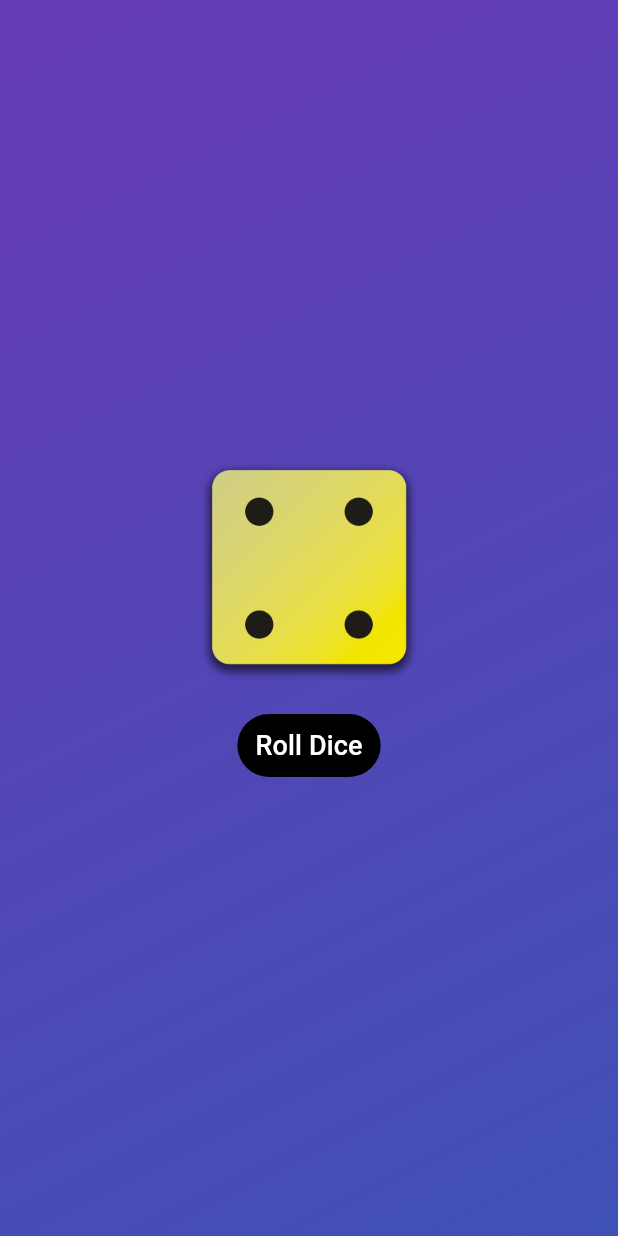
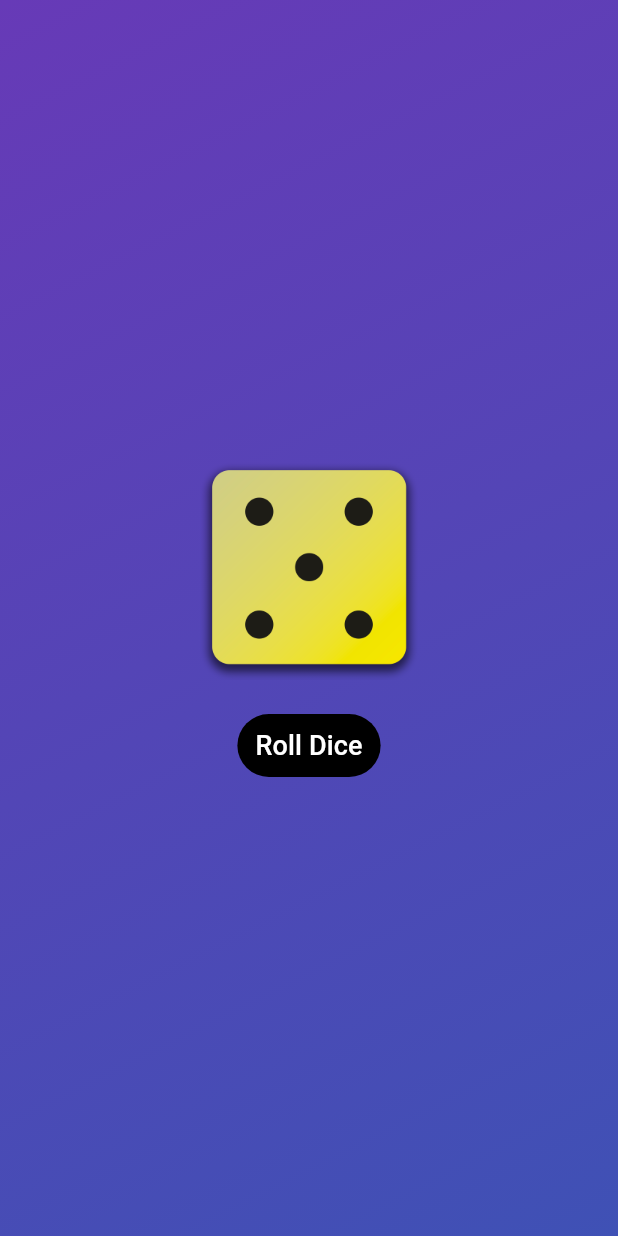
Before and after one commit to bagoesrex/RollDice-App, a Flutter app: the screen it shows after launch, after a tap on "Roll Dice", on a phone screen of 412 x 824 dp. Run offline on Flutter 3.47's test engine with Material 3 defaults, Android fonts, the phone set to English and light mode, and no system bars.

Commit message:
feat: add random Roll Dice

```diff
--- a/lib/dice_roller.dart
+++ b/lib/dice_roller.dart
@@ -1,5 +1,8 @@
 import 'package:flutter/material.dart';
 import 'package:rolldice_app/styled_text.dart';
+import 'dart:math';
+
+final randomizer = Random();
 
 class DiceRoller extends StatefulWidget {
   const DiceRoller({super.key});
@@ -11,11 +14,11 @@ class DiceRoller extends StatefulWidget {
 }
 
 class _DiceRollerState extends State<DiceRoller> {
-  var activeDiceImage = 'assets/images/dice-2.png';
+  var currentDiceRoll = 1;
 
   void rollDice() {
     setState(() {
-      activeDiceImage = 'assets/images/dice-4.png';
+      currentDiceRoll = randomizer.nextInt(6) + 1;
     });
   }
 
@@ -24,7 +27,7 @@ class _DiceRollerState extends State<DiceRoller> {
     return Column(
       mainAxisSize: MainAxisSize.min,
       children: [
-        Image.asset(activeDiceImage, width: 150),
+        Image.asset('assets/images/dice-$currentDiceRoll.png', width: 150),
         const SizedBox(height: 20),
         TextButton(
           onPressed: rollDice,
```
